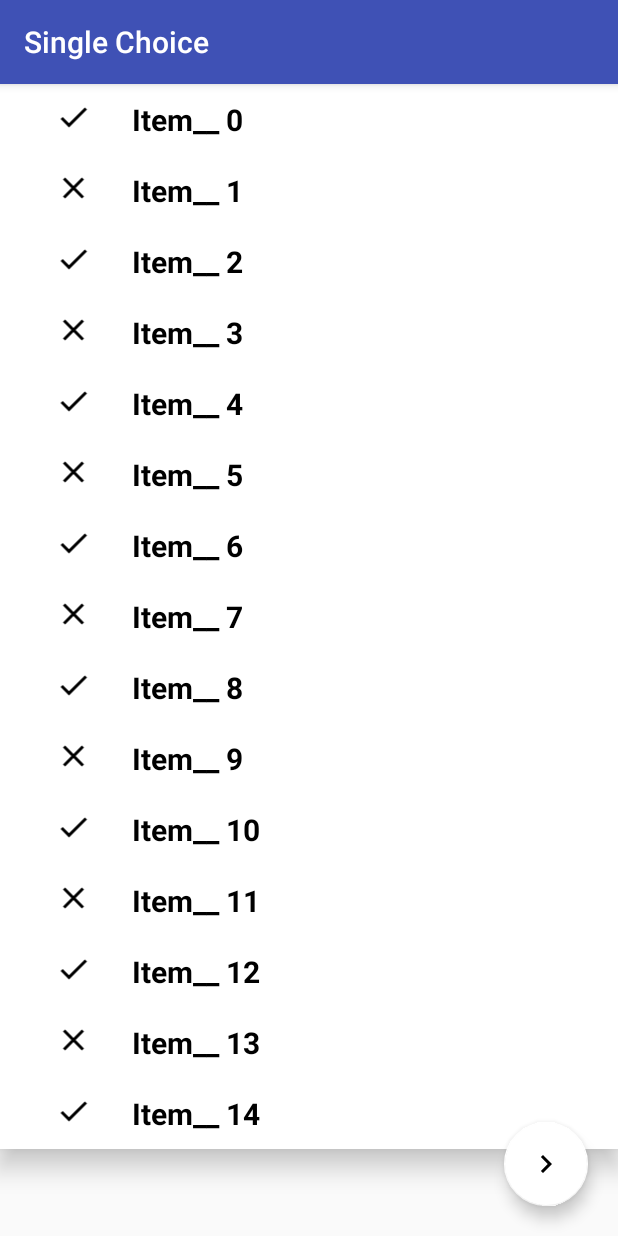
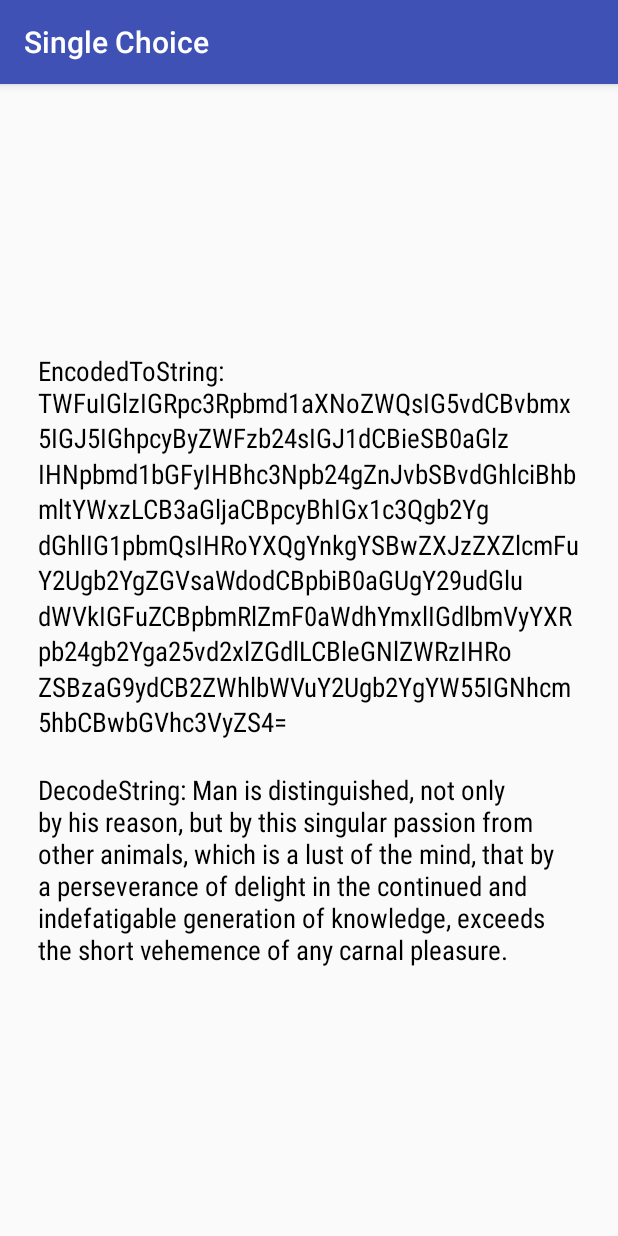
Before and after one commit to azadbasis/AndroidUtility, an Android app: the screen it shows after launch (MainActivity), on a phone screen of 412 x 824 dp. Run offline under Robolectric (Android 15) with nearby library versions, the phone set to English and light mode, and no system bars.

Commit message:
Anyone is eventually able to decode encoded data.

```diff
--- a/app/src/main/java/me/azhar/androidutility/Adapter/CustomAdapter.java
+++ /dev/null
@@ -1,93 +0,0 @@
-package me.azhar.androidutility.Adapter;
-
-import android.content.Context;
-import android.graphics.Color;
-import android.support.annotation.NonNull;
-import android.support.v7.widget.RecyclerView;
-import android.view.LayoutInflater;
-import android.view.View;
-import android.view.ViewGroup;
-import android.widget.ImageView;
-import android.widget.TextView;
-import java.util.List;
-import me.azhar.androidutility.Common.Common;
-import me.azhar.androidutility.Interface.ItemClickListener;
-import me.azhar.androidutility.Model.Item;
-import me.azhar.androidutility.R;
-
-
-public class CustomAdapter extends RecyclerView.Adapter<CustomAdapter.CustomViewHolder> {
-    List<Item> items;
-    Context context;
-
-    int row_index = -1;
-
-    public CustomAdapter(List<Item> items, Context context) {
-        this.items = items;
-        this.context = context;
-    }
-
-    @NonNull
-    @Override
-    public CustomViewHolder onCreateViewHolder(@NonNull ViewGroup viewGroup, int i) {
-        LayoutInflater layoutInflater = LayoutInflater.from(context);
-        View itemView = layoutInflater.inflate(R.layout.layout_item, viewGroup, false);
-        return new CustomViewHolder(itemView);
-    }
-
-    @Override
-    public void onBindViewHolder(@NonNull CustomViewHolder holder, final int position) {
-
-        holder.textView.setText(items.get(position).getName());
-        if (!items.get(position).isChecked())
-            holder.imageView.setImageResource(R.drawable.ic_clear_black_24dp);
-        else
-            holder.imageView.setImageResource(R.drawable.ic_done_black_24dp);
-
-        holder.setItemClickListener(new ItemClickListener() {
-            @Override
-            public void onClick(View view, int position) {
-                row_index = position;//set row index to selected position
-                Common.currentItem = items.get(position);//set current items is item selection
-                notifyDataSetChanged();//made effect on recyclerview adapter
-            }
-        });
-        //set high light color
-        if (row_index == position) {
-            holder.itemView.setBackgroundColor(Color.parseColor("#F8F8FA"));
-            holder.textView.setTextColor(Color.parseColor("#C5C5C7"));
-        } else {
-            holder.itemView.setBackgroundColor(Color.parseColor("#ffffff"));
-            holder.textView.setTextColor(Color.parseColor("#000000"));
-        }
-    }
-
-    @Override
-    public int getItemCount() {
-        return items.size();
-    }
-
-    class CustomViewHolder extends RecyclerView.ViewHolder implements View.OnClickListener {
-
-        public TextView textView;
-        public ImageView imageView;
-        ItemClickListener itemClickListener;
-
-        public void setItemClickListener(ItemClickListener itemClickListener) {
-            this.itemClickListener = itemClickListener;
-        }
-
-
-        public CustomViewHolder(@NonNull View itemView) {
-            super(itemView);
-            textView = (TextView) itemView.findViewById(R.id.text_view);
-            imageView = (ImageView) itemView.findViewById(R.id.image_view);
-            itemView.setOnClickListener(this);
-        }
-
-        @Override
-        public void onClick(View v) {
-            itemClickListener.onClick(v, getAdapterPosition());
-        }
-    }
-}
--- a/app/src/main/java/me/azhar/androidutility/Common/Common.java
+++ /dev/null
@@ -1,8 +0,0 @@
-package me.azhar.androidutility.Common;
-
-
-import me.azhar.androidutility.Model.Item;
-
-public class Common {
-    public static Item currentItem = null;
-}
--- a/app/src/main/java/me/azhar/androidutility/Interface/ItemClickListener.java
+++ /dev/null
@@ -1,7 +0,0 @@
-package me.azhar.androidutility.Interface;
-
-import android.view.View;
-
-public interface ItemClickListener {
-    void onClick(View view, int position);
-}
--- a/app/src/main/java/me/azhar/androidutility/MainActivity.java
+++ b/app/src/main/java/me/azhar/androidutility/MainActivity.java
@@ -1,61 +1,51 @@
 package me.azhar.androidutility;
 
+import android.Manifest;
 import android.content.Intent;
-import android.support.design.widget.FloatingActionButton;
+import android.content.pm.PackageManager;
+import android.os.Build;
+import android.os.Bundle;
 import android.support.v7.app.AppCompatActivity;
-import android.os.Bundle;
-import android.support.v7.widget.LinearLayoutManager;
-import android.support.v7.widget.RecyclerView;
+import android.util.Base64;
+import android.util.Log;
 import android.view.View;
-import java.util.ArrayList;
-import java.util.List;
-import me.azhar.androidutility.Adapter.CustomAdapter;
-import me.azhar.androidutility.Model.Item;
+import android.widget.TextView;
 
+import java.io.UnsupportedEncodingException;
+
+import static android.widget.Toast.LENGTH_SHORT;
+import static android.widget.Toast.makeText;
 
 public class MainActivity extends AppCompatActivity {
 
-    RecyclerView list_item;
-    RecyclerView.LayoutManager layoutManager;
-    List<Item> items = new ArrayList<>();
-    FloatingActionButton fab;
+
+    private TextView tvOutPut;
 
     @Override
     protected void onCreate(Bundle savedInstanceState) {
         super.onCreate(savedInstanceState);
         setContentView(R.layout.activity_main);
-
-        fab = (FloatingActionButton) findViewById(R.id.fab);
-        fab.setOnClickListener(new View.OnClickListener() {
-            @Override
-            public void onClick(View v) {
-                startActivity(new Intent(MainActivity.this, NewActivity.class));
-            }
-        });
-
-        list_item = (RecyclerView) findViewById(R.id.recyclerview);
-        layoutManager = new LinearLayoutManager(this);
-        list_item.setHasFixedSize(true);
-        list_item.setLayoutManager(layoutManager);
-
-        getData();
+        tvOutPut = (TextView) findViewById(R.id.tvOutput);
+        try {
+            String testData = "Man is distinguished, not only by his reason, but by this singular passion from other animals, " +
+                    "which is a lust of the mind, that by a perseverance of delight in the continued and indefatigable " +
+                    "generation of knowledge, exceeds the short vehemence of any carnal pleasure.";
+            // Sending side
+            byte[] data = new byte[0];
+            data = testData.getBytes("UTF-8");
+            Log.d("BYTE", data + "");
+            String base64 = Base64.encodeToString(data, Base64.DEFAULT);
+            StringBuilder stringBuilder = new StringBuilder();
+            stringBuilder.append("EncodedToString: " + base64 + "\n");
+            // Receiving side
+            byte[] datas = Base64.decode(base64, Base64.DEFAULT);
+            String text = new String(datas, "UTF-8");
+            stringBuilder.append("DecodeString: " + text);
+            tvOutPut.setText(stringBuilder);
+        } catch (UnsupportedEncodingException e) {
+            e.printStackTrace();
+        }
     }
 
-    private void getData() {
 
-        for (int i = 0; i < 15; i++) {
-            Item item = new Item();
-            item.setName("Item__ " + i);
-
-            if (i % 2 == 0)
-                item.setChecked(true);
-            else
-                item.setChecked(false);
-            items.add(item);
-
-        }
-        CustomAdapter customAdapter = new CustomAdapter(items, this);
-        list_item.setAdapter(customAdapter);
-
-    }
 }
--- a/app/src/main/java/me/azhar/androidutility/Model/Item.java
+++ /dev/null
@@ -1,30 +0,0 @@
-package me.azhar.androidutility.Model;
-
-public class Item {
-    private String name;
-    private boolean isChecked;
-
-    public Item() {
-    }
-
-    public Item(String name, boolean isChecked) {
-        this.name = name;
-        this.isChecked = isChecked;
-    }
-
-    public String getName() {
-        return name;
-    }
-
-    public boolean isChecked() {
-        return isChecked;
-    }
-
-    public void setName(String name) {
-        this.name = name;
-    }
-
-    public void setChecked(boolean checked) {
-        isChecked = checked;
-    }
-}
--- a/app/src/main/java/me/azhar/androidutility/NewActivity.java
+++ /dev/null
@@ -1,30 +0,0 @@
-package me.azhar.androidutility;
-
-import android.support.v7.app.AppCompatActivity;
-import android.os.Bundle;
-import android.widget.ImageView;
-import android.widget.TextView;
-
-import me.azhar.androidutility.Common.Common;
-
-
-public class NewActivity extends AppCompatActivity {
-
-    ImageView imageView;
-    TextView textView;
-
-    @Override
-    protected void onCreate(Bundle savedInstanceState) {
-        super.onCreate(savedInstanceState);
-        setContentView(R.layout.layout_item);
-        imageView=(ImageView)findViewById(R.id.image_view);
-        textView=(TextView)findViewById(R.id.text_view);
-
-        textView.setText(Common.currentItem.getName());
-
-        if(Common.currentItem.isChecked())
-            imageView.setImageResource(R.drawable.ic_done_black_24dp);
-        else
-            imageView.setImageResource(R.drawable.ic_clear_black_24dp);
-    }
-}
--- a/app/src/main/res/drawable/ic_clear_black_24dp.xml
+++ /dev/null
@@ -1,9 +0,0 @@
-<vector xmlns:android="http://schemas.android.com/apk/res/android"
-        android:width="24dp"
-        android:height="24dp"
-        android:viewportWidth="24.0"
-        android:viewportHeight="24.0">
-    <path
-        android:fillColor="#FF000000"
-        android:pathData="M19,6.41L17.59,5 12,10.59 6.41,5 5,6.41 10.59,12 5,17.59 6.41,19 12,13.41 17.59,19 19,17.59 13.41,12z"/>
-</vector>
--- a/app/src/main/res/drawable/ic_done_black_24dp.xml
+++ /dev/null
@@ -1,9 +0,0 @@
-<vector xmlns:android="http://schemas.android.com/apk/res/android"
-        android:width="24dp"
-        android:height="24dp"
-        android:viewportWidth="24.0"
-        android:viewportHeight="24.0">
-    <path
-        android:fillColor="#FF000000"
-        android:pathData="M9,16.2L4.8,12l-1.4,1.4L9,19 21,7l-1.4,-1.4L9,16.2z"/>
-</vector>
--- a/app/src/main/res/drawable/ic_navigate_next_black_24dp.xml
+++ /dev/null
@@ -1,9 +0,0 @@
-<vector xmlns:android="http://schemas.android.com/apk/res/android"
-        android:width="24dp"
-        android:height="24dp"
-        android:viewportWidth="24.0"
-        android:viewportHeight="24.0">
-    <path
-        android:fillColor="#FF000000"
-        android:pathData="M10,6L8.59,7.41 13.17,12l-4.58,4.59L10,18l6,-6z"/>
-</vector>
--- a/app/src/main/res/layout/activity_main.xml
+++ b/app/src/main/res/layout/activity_main.xml
@@ -6,19 +6,15 @@
     android:layout_height="match_parent"
     tools:context=".MainActivity">
 
-    <android.support.v7.widget.RecyclerView
-        android:id="@+id/recyclerview"
+    <TextView
+        android:id="@+id/tvOutput"
+        android:text="@string/base64Result"
         android:layout_width="match_parent"
-        android:layout_height="match_parent" />
-
-    <android.support.design.widget.FloatingActionButton
-        android:id="@+id/fab"
-        android:layout_width="wrap_content"
-        android:layout_height="wrap_content"
-        android:layout_alignParentBottom="true"
-        android:layout_alignParentEnd="true"
-        android:layout_marginBottom="20dp"
-        android:layout_marginRight="20dp"
-        android:src="@drawable/ic_navigate_next_black_24dp"
-        app:backgroundTint="@android:color/white" />
+        android:layout_centerInParent="true"
+        android:textAllCaps="false"
+        android:layout_margin="25dp"
+        android:fontFamily="sans-serif-condensed"
+        android:textSize="18sp"
+        android:textColor="@android:color/black"
+        android:layout_height="wrap_content" />
 </RelativeLayout>
--- a/app/src/main/res/layout/layout_item.xml
+++ /dev/null
@@ -1,32 +0,0 @@
-<?xml version="1.0" encoding="utf-8"?>
-<android.support.v7.widget.CardView
-    xmlns:android="http://schemas.android.com/apk/res/android"
-    xmlns:app="http://schemas.android.com/apk/res-auto"
-    android:layout_width="match_parent"
-    android:layout_height="wrap_content"
-    app:cardElevation="10dp"
-    app:contentPadding="10dp">
-    <LinearLayout
-        android:orientation="horizontal"
-        android:weightSum="10"
-        android:layout_width="match_parent"
-        android:layout_height="wrap_content">
-
-        <ImageView
-            android:id="@+id/image_view"
-            android:layout_weight="2"
-            android:layout_width="0dp"
-            android:src="@drawable/ic_done_black_24dp"
-            android:layout_height="wrap_content" />
-        <TextView
-            android:id="@+id/text_view"
-            android:layout_width="0dp"
-            android:layout_weight="8"
-            android:text="Azharul Islam"
-            android:textSize="20dp"
-            android:textStyle="bold"
-            android:layout_height="wrap_content" />
-
-    </LinearLayout>
-
-</android.support.v7.widget.CardView>
--- a/app/src/main/res/values/strings.xml
+++ b/app/src/main/res/values/strings.xml
@@ -1,3 +1,4 @@
 <resources>
     <string name="app_name">Single Choice</string>
+    <string name="base64Result">Base64 Result</string>
 </resources>
```
Also changed, not shown: app/src/main/AndroidManifest.xml (+1 -12 lines).
